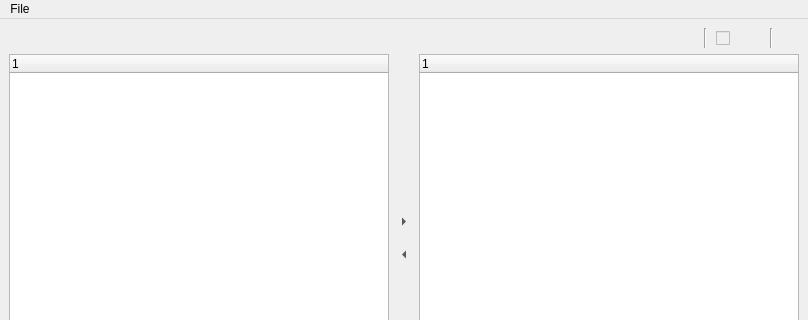
The window that viewer/JGKit-Plus.ui (EasonNothingToSing/JGKit-Plus) describes before a commit, drawn with Qt 5; both pictures show x 0 to 808 and y 0 to 320 of the 808 by 636 pixel window.
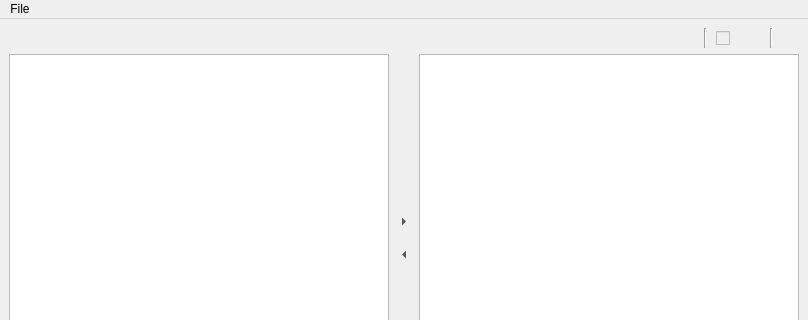
The same window after the commit. Icons and pictures are not drawn.

Commit message: [UI] Use view tree in tree display view

What changed in the file:
```diff
--- a/viewer/JGKit-Plus.ui
+++ b/viewer/JGKit-Plus.ui
@@ -309,13 +309,7 @@
          <enum>QLayout::SetDefaultConstraint</enum>
         </property>
         <item>
-         <widget class="QTreeWidget" name="DeviceDisplayTree">
-          <column>
-           <property name="text">
-            <string notr="true">1</string>
-           </property>
-          </column>
-         </widget>
+         <widget class="QTreeView" name="DeviceDisplayTree"/>
         </item>
         <item>
          <layout class="QGridLayout" name="TreeControlLayout">
@@ -396,12 +390,13 @@
          </layout>
         </item>
         <item>
-         <widget class="QTreeWidget" name="DeviceEditTree">
-          <column>
-           <property name="text">
-            <string notr="true">1</string>
-           </property>
-          </column>
+         <widget class="QTreeView" name="DeviceEditTree">
+          <property name="dragEnabled">
+           <bool>true</bool>
+          </property>
+          <property name="dragDropMode">
+           <enum>QAbstractItemView::DragDrop</enum>
+          </property>
          </widget>
         </item>
        </layout>
```
The commit also changes 2 other files.
